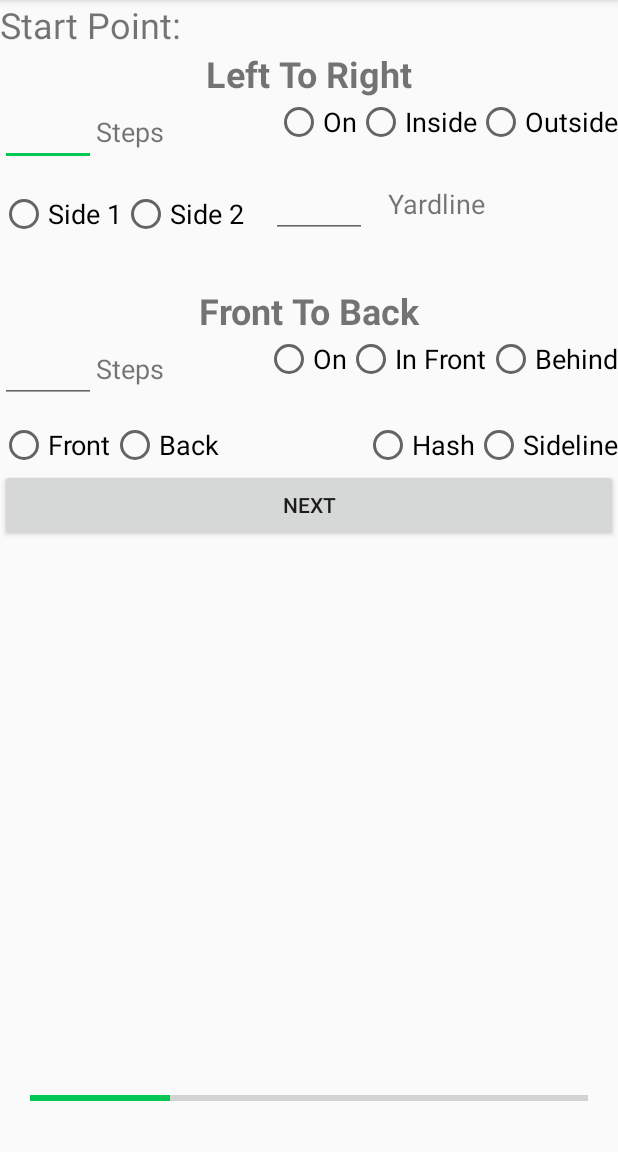
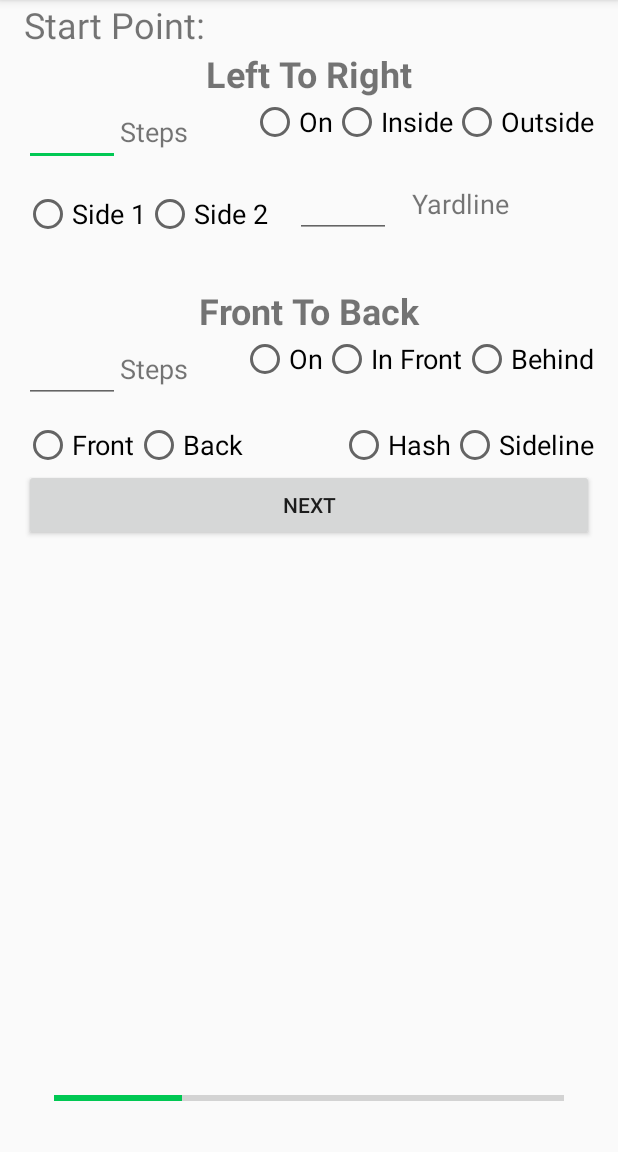
Before and after one commit to youdoof/MarchingBuddy, an Android app: the screen it shows after launch (MainActivity), on a phone screen of 412 x 824 dp, the part 84-1236 px from its top. Run offline under Robolectric (Android 15) with nearby library versions, the phone set to English and light mode, and no system bars.

Commit message:
Padding Updates 4/19/17
*User Request* Added padding to fragments to improve visual representations. Also updated Gradle version.

```diff
--- a/app/src/main/res/layout/end_fragment.xml
+++ b/app/src/main/res/layout/end_fragment.xml
@@ -4,6 +4,8 @@
     android:layout_width="match_parent"
     android:layout_height="match_parent"
     android:orientation="vertical"
+    android:paddingLeft="16dp"
+    android:paddingRight="16dp"
     tools:context=".EndFragment">
 
     <TextView
--- a/app/src/main/res/layout/result_fragment.xml
+++ b/app/src/main/res/layout/result_fragment.xml
@@ -4,6 +4,8 @@
     android:layout_width="match_parent"
     android:layout_height="match_parent"
     android:orientation="vertical"
+    android:paddingLeft="16dp"
+    android:paddingRight="16dp"
     tools:context=".ResultFragment">
 
     <TextView
--- a/app/src/main/res/layout/review_fragment.xml
+++ b/app/src/main/res/layout/review_fragment.xml
@@ -4,8 +4,9 @@
     android:layout_width="match_parent"
     android:layout_height="match_parent"
     android:orientation="vertical"
+    android:paddingLeft="16dp"
+    android:paddingRight="16dp"
     tools:context=".ReviewFragment">
-
 
     <TextView
         android:id="@+id/textReview"
--- a/app/src/main/res/layout/start_fragment.xml
+++ b/app/src/main/res/layout/start_fragment.xml
@@ -4,6 +4,8 @@
     android:layout_width="match_parent"
     android:layout_height="match_parent"
     android:orientation="vertical"
+    android:paddingLeft="16dp"
+    android:paddingRight="16dp"
     tools:context=".StartFragment">
 
     <TextView
--- a/build.gradle
+++ b/build.gradle
@@ -5,7 +5,7 @@ buildscript {
         jcenter()
     }
     dependencies {
-        classpath 'com.android.tools.build:gradle:2.3.0'
+        classpath 'com.android.tools.build:gradle:2.3.1'
 
         // NOTE: Do not place your application dependencies here; they belong
         // in the individual module build.gradle files
```
